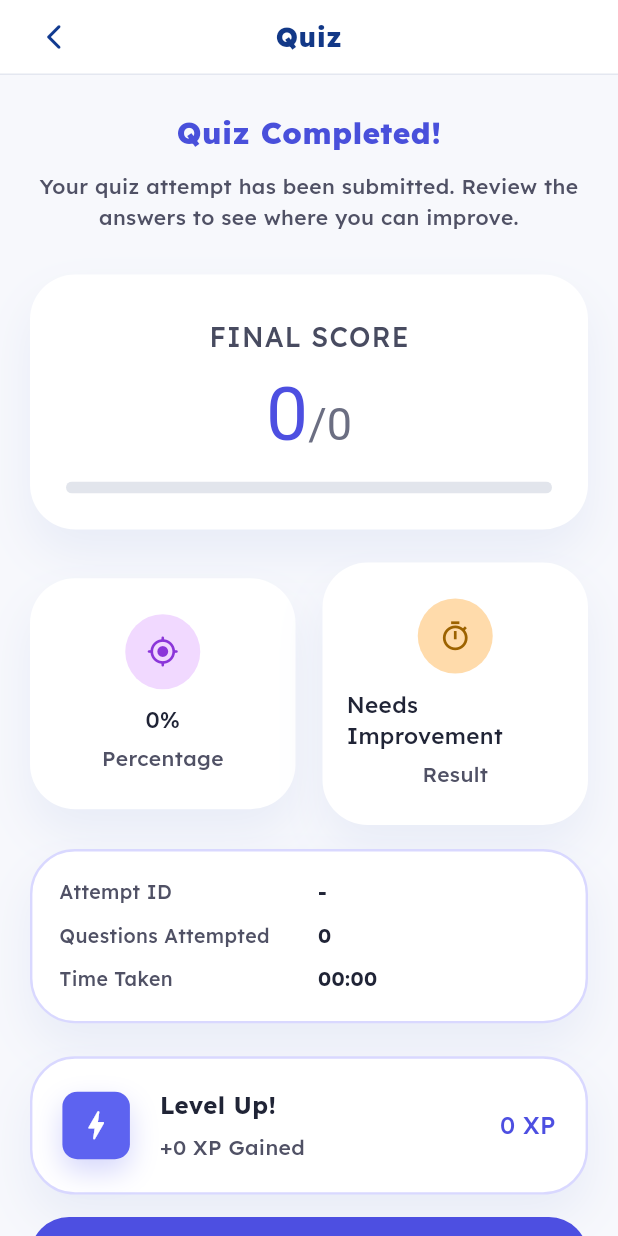
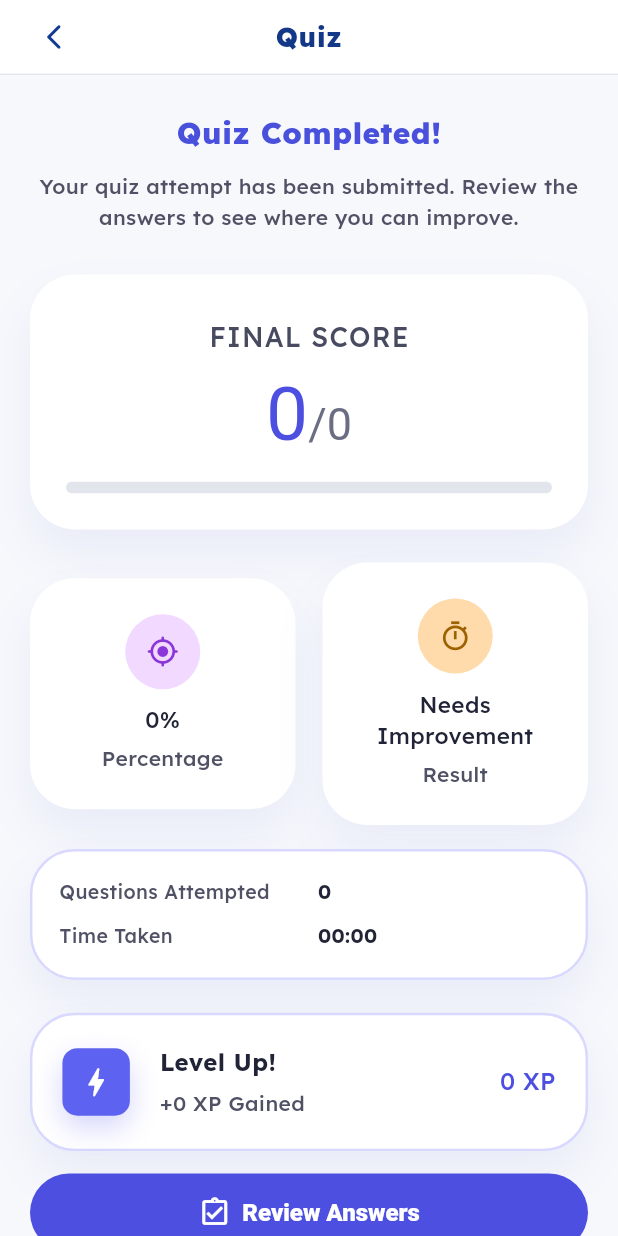
Before and after one commit to shubhamji-modi/gyaaniq-kids, a Flutter app: the QuizDailyResult screen opened directly, on a phone screen of 412 x 824 dp. Run offline on Flutter 3.47's test engine with Material 3 defaults, Android fonts, the phone set to English and light mode, and no system bars; our stand-ins replace dio, file_picker, flutter_secure_storage, flutter_widget_from_html_core, get, image_picker and 5 more; missing offline and left inert: flutter_pdfview; accounts and stored records are empty.

Commit message:
quiz result ui done

```diff
--- a/lib/modules/daily_quiz/views/quiz_daily_result.dart
+++ b/lib/modules/daily_quiz/views/quiz_daily_result.dart
@@ -133,7 +133,6 @@ class QuizDailyResult extends StatelessWidget {
                       ),
                       const SizedBox(height: 16),
                       _AttemptMetaCard(
-                        attemptId: controller.attemptId,
                         timeTaken: controller.formattedElapsedTime,
                         totalQuestions: controller.totalQuestions,
                       ),
@@ -331,12 +330,10 @@ class _ResultTopBar extends StatelessWidget {
 
 class _AttemptMetaCard extends StatelessWidget {
   const _AttemptMetaCard({
-    required this.attemptId,
     required this.timeTaken,
     required this.totalQuestions,
   });
 
-  final String attemptId;
   final String timeTaken;
   final int totalQuestions;
 
@@ -348,11 +345,6 @@ class _AttemptMetaCard extends StatelessWidget {
       decoration: _cardDecoration(borderColor: const Color(0xFFD9D8FF)),
       child: Column(
         children: [
-          _AttemptMetaRow(
-            label: 'Attempt ID',
-            value: attemptId.isEmpty ? '-' : attemptId,
-          ),
-          const SizedBox(height: 10),
           _AttemptMetaRow(
             label: 'Questions Attempted',
             value: '$totalQuestions',
@@ -437,6 +429,7 @@ class _StatCard extends StatelessWidget {
           const SizedBox(height: 10),
           Text(
             title,
+            textAlign: TextAlign.center,
             style: const TextStyle(
               color: Color(0xFF202436),
               fontSize: 15,
@@ -446,6 +439,7 @@ class _StatCard extends StatelessWidget {
           const SizedBox(height: 5),
           Text(
             subtitle,
+            textAlign: TextAlign.center,
             style: const TextStyle(
               color: Color(0xFF505165),
               fontSize: 14,
```
